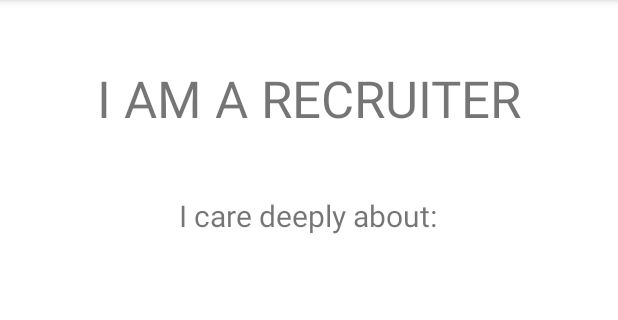
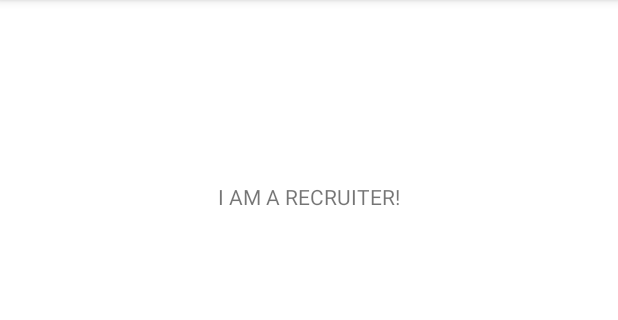
Before and after one commit to Redstrider97/Portrait, an Android app: the screen it shows after launch (MainActivity), on a phone screen of 412 x 824 dp, the part 84-404 px from its top. Run offline under Robolectric (Android 15) with nearby library versions, the phone set to English and light mode, and no system bars.

Commit message:
I am a recruiter

```diff
--- a/app/build.gradle
+++ b/app/build.gradle
@@ -34,6 +34,6 @@ dependencies {
     implementation 'com.google.android.material:material:1.7.0'
     implementation 'androidx.constraintlayout:constraintlayout:2.1.4'
     testImplementation 'junit:junit:4.13.2'
-    androidTestImplementation 'androidx.test.ext:junit:1.1.3'
-    androidTestImplementation 'androidx.test.espresso:espresso-core:3.4.0'
+    androidTestImplementation 'androidx.test.ext:junit:1.1.4'
+    androidTestImplementation 'androidx.test.espresso:espresso-core:3.5.0'
 }
--- a/app/src/main/res/layout/activity_main.xml
+++ b/app/src/main/res/layout/activity_main.xml
@@ -7,36 +7,13 @@
     tools:context=".MainActivity">
 
     <TextView
-        android:id="@+id/textView2"
         android:layout_width="wrap_content"
         android:layout_height="wrap_content"
-        android:text="I AM A RECRUITER"
-        android:textSize="34sp"
+        android:text="I AM A RECRUITER!"
         app:layout_constraintBottom_toBottomOf="parent"
         app:layout_constraintEnd_toEndOf="parent"
         app:layout_constraintStart_toStartOf="parent"
         app:layout_constraintTop_toTopOf="parent"
-        app:layout_constraintVertical_bias="0.059" />
-
-    <TextView
-        android:id="@+id/textView"
-        android:layout_width="wrap_content"
-        android:layout_height="wrap_content"
-        android:text="I care deeply about:"
-        android:textSize="20sp"
-        app:layout_constraintBottom_toBottomOf="parent"
-        app:layout_constraintEnd_toEndOf="parent"
-        app:layout_constraintHorizontal_bias="0.497"
-        app:layout_constraintStart_toStartOf="parent"
-        app:layout_constraintTop_toBottomOf="@+id/textView2"
-        app:layout_constraintVertical_bias="0.064" />
-
-    <ListView
-        android:id="@+id/lvitems"
-        android:layout_width="409dp"
-        android:layout_height="578dp"
-        app:layout_constraintEnd_toEndOf="parent"
-        app:layout_constraintStart_toStartOf="parent"
-        app:layout_constraintTop_toBottomOf="@+id/textView" />
+        app:layout_constraintVertical_bias="0.162" />
 
 </androidx.constraintlayout.widget.ConstraintLayout>
--- a/build.gradle
+++ b/build.gradle
@@ -1,5 +1,5 @@
 // Top-level build file where you can add configuration options common to all sub-projects/modules.
 plugins {
-    id 'com.android.application' version '7.3.0' apply false
-    id 'com.android.library' version '7.3.0' apply false
+    id 'com.android.application' version '7.3.1' apply false
+    id 'com.android.library' version '7.3.1' apply false
 }
```
Also changed, not shown: gradle/wrapper/gradle-wrapper.properties.
